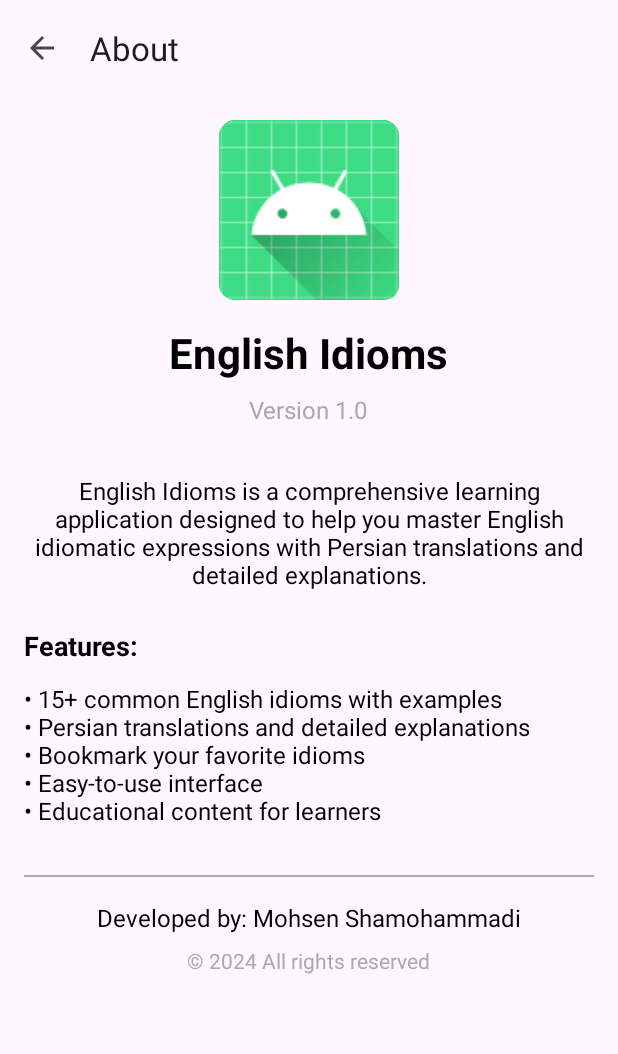
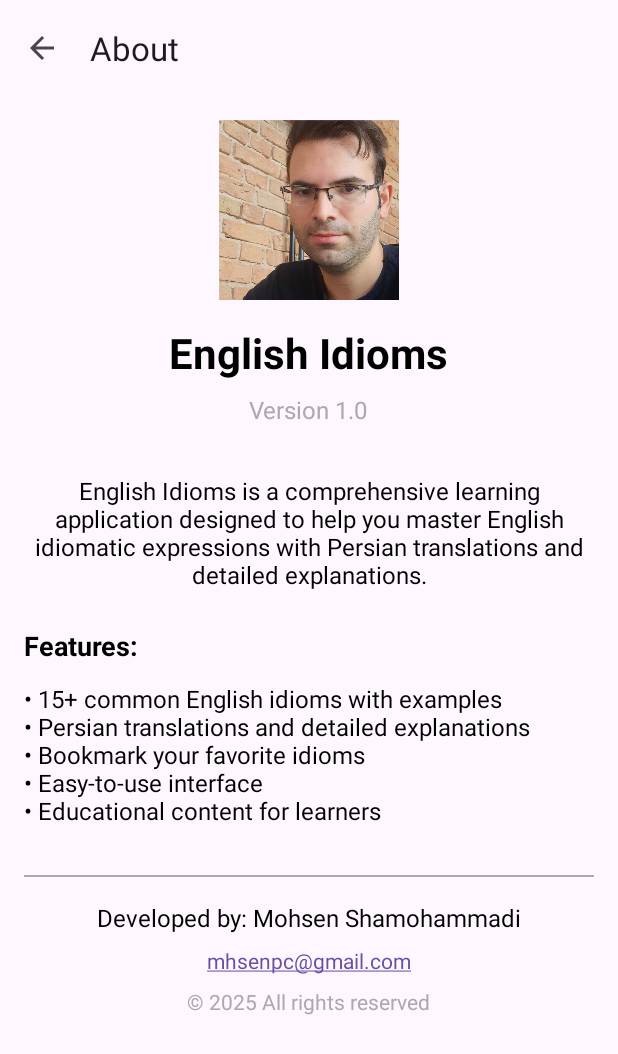
Before and after one commit to mhsenpc/english_idioms_android, an Android app: the AboutActivity screen opened directly, with no data from a screen before it, on a phone screen of 412 x 824 dp. Shown: the top 1054 px of the screen. Run offline under Robolectric (Android 15) with nearby library versions, the phone set to English and light mode, and no system bars.

Commit message:
finalize about us

```diff
--- a/app/src/main/res/layout/activity_about.xml
+++ b/app/src/main/res/layout/activity_about.xml
@@ -36,8 +36,8 @@
             <ImageView
                 android:layout_width="120dp"
                 android:layout_height="120dp"
-                android:src="@mipmap/ic_launcher"
-                android:layout_marginBottom="16dp" />
+                android:layout_marginBottom="16dp"
+                android:src="@drawable/mohsen" />
 
             <!-- App Name -->
             <TextView
@@ -104,9 +104,18 @@
             <TextView
                 android:layout_width="wrap_content"
                 android:layout_height="wrap_content"
-                android:text="© 2024 All rights reserved"
+                android:text="mhsenpc@gmail.com"
+                android:textColor="@android:color/darker_gray"
                 android:textSize="14sp"
-                android:textColor="@android:color/darker_gray" />
+                android:autoLink="email"
+                android:layout_marginBottom="8dp" />
+
+            <TextView
+                android:layout_width="wrap_content"
+                android:layout_height="wrap_content"
+                android:text="© 2025 All rights reserved"
+                android:textColor="@android:color/darker_gray"
+                android:textSize="14sp" />
 
         </LinearLayout>
 
```
